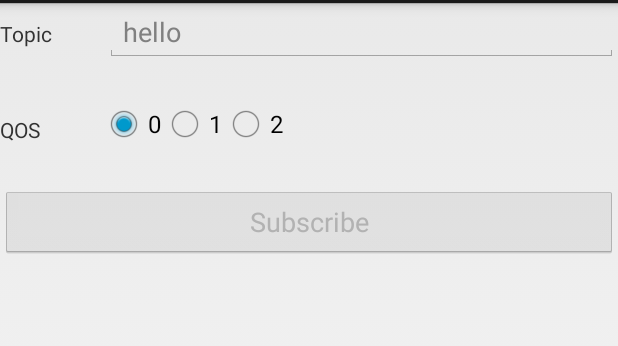
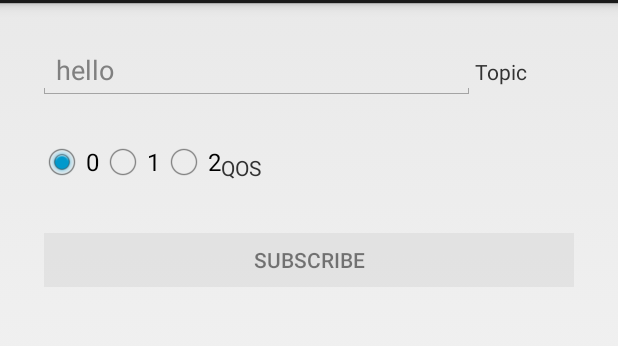
Before and after one commit to bytehala/android-mqtt-quickstart, an Android app: the fragment SubscribeFragment shown on its own in the app's theme, on a phone screen of 412 x 824 dp, the part 69-415 px from its top. Run offline under Robolectric (Android 15) with nearby library versions, the phone set to English and light mode, and no system bars.

Commit message:
Better pub/sub UI, relatively

```diff
--- a/app/build.gradle
+++ b/app/build.gradle
@@ -30,6 +30,7 @@ android {
 
 dependencies {
     implementation 'com.android.support:support-v4:28.0.0'
+    implementation 'com.android.support:appcompat-v7:28.0.0'
     implementation 'org.eclipse.paho:org.eclipse.paho.android.service:1.1.1'
     implementation 'org.eclipse.paho:org.eclipse.paho.client.mqttv3:1.2.2'
 }
--- a/app/src/main/res/layout/activity_subscribe.xml
+++ b/app/src/main/res/layout/activity_subscribe.xml
@@ -12,11 +12,25 @@ IBM Corp.
 <RelativeLayout xmlns:android="http://schemas.android.com/apk/res/android"
     xmlns:tools="http://schemas.android.com/tools"
     android:layout_width="match_parent"
-    android:layout_height="wrap_content" >
+    android:layout_height="wrap_content"
+    android:padding="25dp">
+
     <LinearLayout
+        android:id="@+id/topicSubViewGroup"
         android:layout_width="match_parent"
+        android:layout_height="wrap_content">
+
+        <EditText
+            android:id="@+id/topic"
+            android:layout_width="0dip"
             android:layout_height="wrap_content"
-    android:id="@+id/topicSubViewGroup">
+            android:layout_weight="0.22"
+            android:ems="10"
+            android:hint="@string/topicHint"
+            android:inputType="text">
+
+            <requestFocus />
+        </EditText>
 
         <TextView
             android:id="@+id/topicTextView"
@@ -24,18 +38,6 @@ IBM Corp.
             android:layout_height="wrap_content"
             android:layout_marginRight="35dip"
             android:text="@string/topic" />
-
-    <EditText
-        android:id="@+id/topic"
-        android:layout_height="wrap_content"
-        android:layout_weight="0.22"
-        android:layout_width="0dip"
-        android:ems="10"
-        android:hint="@string/topicHint"
-        android:inputType="text" >
-
-        <requestFocus />
-    </EditText>
     </LinearLayout>
 
     <LinearLayout
@@ -43,30 +45,20 @@ IBM Corp.
         android:layout_width="match_parent"
         android:layout_height="wrap_content"
         android:layout_below="@id/topicSubViewGroup"
-    android:layout_marginTop="25dp" >
-
-        <TextView
-        android:id="@+id/qosSubTextView"
-        android:layout_width="wrap_content"
-        android:layout_height="wrap_content"
-        android:layout_marginRight="40dp"
-        android:layout_marginTop="10dp"
-        android:text="@string/qos" />
+        android:layout_marginTop="25dp">
 
         <RadioGroup
             android:id="@+id/qosSubRadio"
             android:layout_width="wrap_content"
             android:layout_height="wrap_content"
-        android:orientation="horizontal"
-         >
+            android:orientation="horizontal">
 
             <RadioButton
                 android:id="@+id/qos0"
                 android:layout_width="wrap_content"
                 android:layout_height="wrap_content"
                 android:checked="true"
-            android:text="@string/qos0"
-             />
+                android:text="@string/qos0" />
 
             <RadioButton
                 android:id="@+id/qos1"
@@ -81,23 +73,25 @@ IBM Corp.
                 android:text="@string/qos2" />
         </RadioGroup>
 
+        <TextView
+            android:id="@+id/qosSubTextView"
+            android:layout_width="wrap_content"
+            android:layout_height="wrap_content"
+            android:layout_marginTop="10dp"
+            android:layout_marginRight="40dp"
+            android:text="@string/qos" />
+
     </LinearLayout>
 
-    <LinearLayout
-        android:id="@+id/buttonGroup"
+    <android.support.v7.widget.AppCompatButton
+        android:id="@+id/subscribeButton"
+        style="@style/Widget.AppCompat.Button.Colored"
         android:layout_width="match_parent"
         android:layout_height="wrap_content"
         android:layout_below="@id/qosSubGroup"
-        android:layout_marginTop="25dp">
+        android:layout_marginTop="25dp"
+        android:enabled="false"
+        android:text="Subscribe" />
 
 
-    <Button
-        android:id="@+id/subscribeButton"
-        android:layout_width="wrap_content"
-        android:layout_height="wrap_content"
-        android:layout_weight="1"
-        android:enabled="false"
-        android:text="Subscribe" />
-    </LinearLayout>
-
 </RelativeLayout>
--- a/app/src/main/res/values/styles.xml
+++ b/app/src/main/res/values/styles.xml
@@ -4,7 +4,7 @@
         Base application theme, dependent on API level. This theme is replaced
         by AppBaseTheme from res/values-vXX/styles.xml on newer devices.
     -->
-    <style name="AppBaseTheme" parent="android:Theme.Light">
+    <style name="AppBaseTheme" parent="android:Theme.Material">
         <!--
             Theme customizations available in newer API levels can go in
             res/values-vXX/styles.xml, while customizations related to
```
Also changed, not shown: app/src/main/res/layout/activity_publish.xml (+9 -13 lines). Lines whose indentation alone changed are shown as unchanged.
